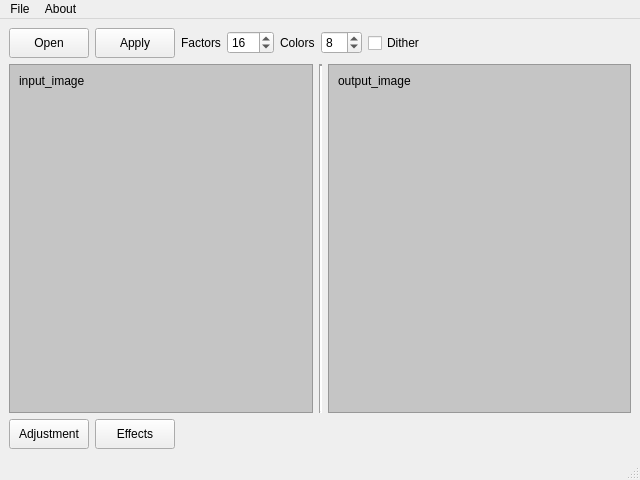
This is ui/main.ui in truongduchainguyen/Pixelate-Me as Qt 5 draws it before an edit. The edited form follows.
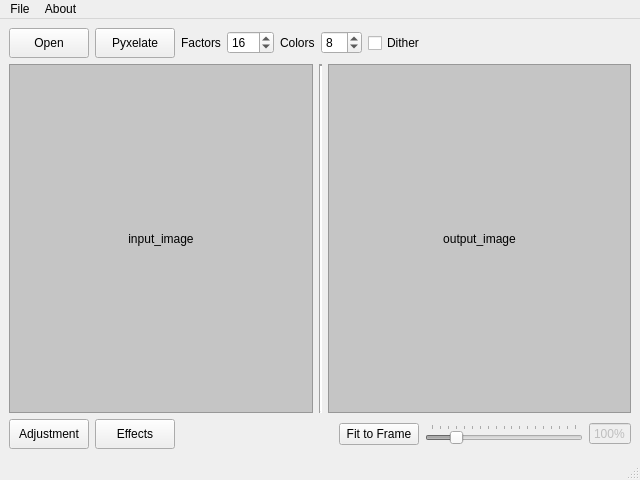
This is the edited form.

Commit message: add fit to frame button, zoom doesn't work

Diff of the .ui file:
```diff
--- a/ui/main.ui
+++ b/ui/main.ui
@@ -45,7 +45,7 @@
          </size>
         </property>
         <property name="text">
-         <string>Apply</string>
+         <string>Pyxelate</string>
         </property>
        </widget>
       </item>
@@ -1030,7 +1030,7 @@
              <string>input_image</string>
             </property>
             <property name="alignment">
-             <set>Qt::AlignLeading|Qt::AlignLeft|Qt::AlignTop</set>
+             <set>Qt::AlignCenter</set>
             </property>
            </widget>
           </item>
@@ -1962,7 +1962,7 @@
              <string>output_image</string>
             </property>
             <property name="alignment">
-             <set>Qt::AlignLeading|Qt::AlignLeft|Qt::AlignTop</set>
+             <set>Qt::AlignCenter</set>
             </property>
            </widget>
           </item>
@@ -2013,6 +2013,66 @@
         </property>
        </spacer>
       </item>
+      <item>
+       <widget class="QPushButton" name="btn_fit">
+        <property name="text">
+         <string>Fit to Frame</string>
+        </property>
+       </widget>
+      </item>
+      <item>
+       <widget class="QSlider" name="hslider_zoom">
+        <property name="enabled">
+         <bool>false</bool>
+        </property>
+        <property name="minimum">
+         <number>40</number>
+        </property>
+        <property name="maximum">
+         <number>400</number>
+        </property>
+        <property name="value">
+         <number>100</number>
+        </property>
+        <property name="orientation">
+         <enum>Qt::Horizontal</enum>
+        </property>
+        <property name="invertedAppearance">
+         <bool>false</bool>
+        </property>
+        <property name="invertedControls">
+         <bool>false</bool>
+        </property>
+        <property name="tickPosition">
+         <enum>QSlider::TicksAbove</enum>
+        </property>
+        <property name="tickInterval">
+         <number>20</number>
+        </property>
+       </widget>
+      </item>
+      <item>
+       <widget class="QSpinBox" name="spinbox_zoom">
+        <property name="enabled">
+         <bool>false</bool>
+        </property>
+        <property name="buttonSymbols">
+         <enum>QAbstractSpinBox::NoButtons</enum>
+        </property>
+        <property name="suffix">
+         <string>%</string>
+        </property>
+        <property name="minimum">
+         <number>40</number>
+        </property>
+        <property name="maximum">
+         <number>400</number>
+        </property>
+        <property name="value">
+         <number>100</number>
+        </property>
+       </widget>
+      </item>
      </layout>
     </item>
    </layout>
```
Left out of the diff: 39 changed lines with no effect on the pictures.
